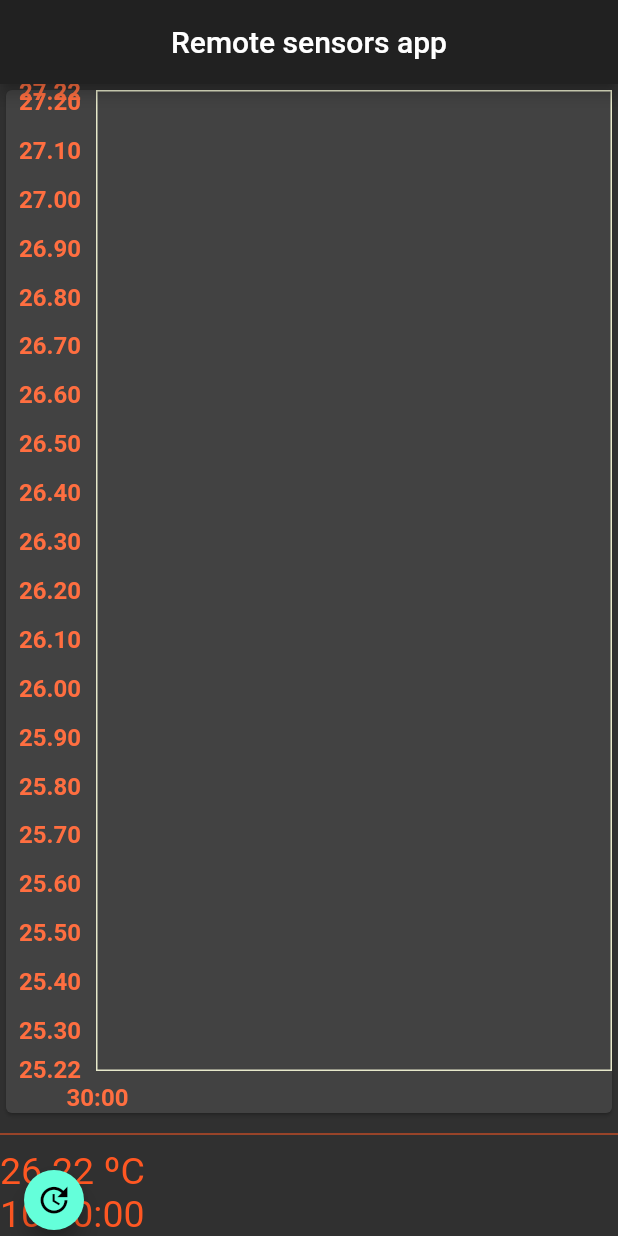
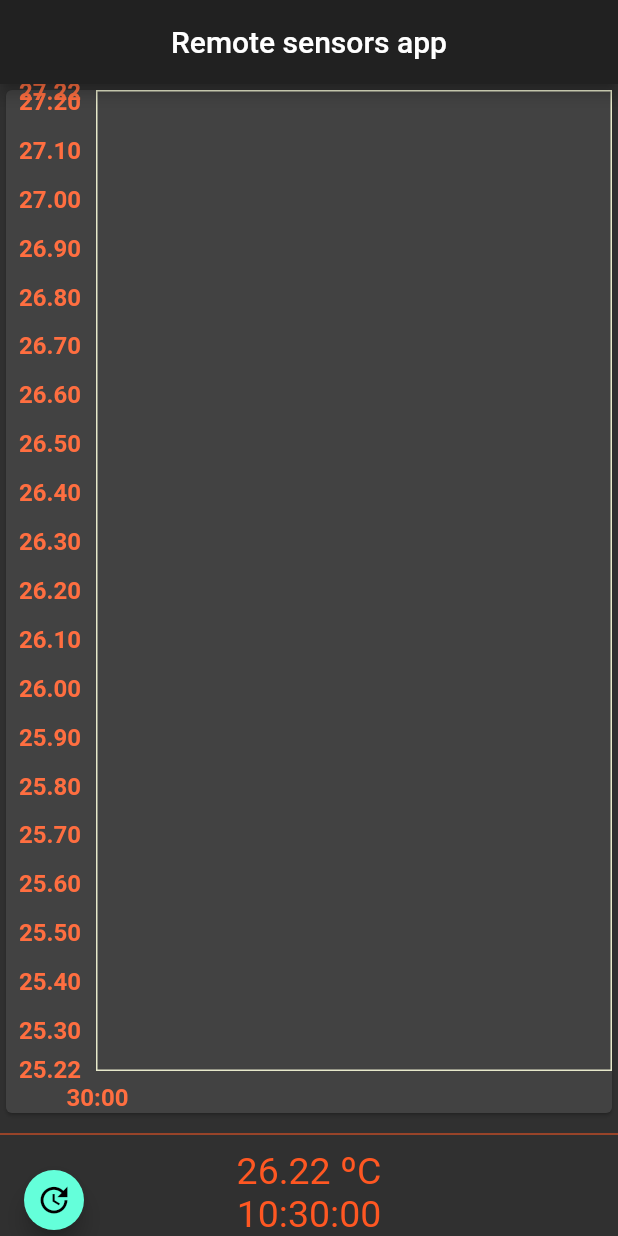
Before and after one commit to DA0HN/remote-sensors-app, a Flutter app: the screen it shows after launch, on a phone screen of 412 x 824 dp. Run offline on Flutter 3.47's test engine with Material 2 defaults, Android fonts, the phone set to English and light mode, and no system bars; drawn by our look-alikes of fl_chart; our stand-ins replace charts_flutter, get.

Commit message:
fix: centraliza última temperature e seu horário

```diff
--- a/lib/module/sensor/pages/sensor_page.dart
+++ b/lib/module/sensor/pages/sensor_page.dart
@@ -58,7 +58,7 @@ class SensorPage extends GetView<SensorController> {
                 ),
               ),
               Divider(height: 20, color: Colors.deepOrange),
-              ..._details(controller.model),
+              _details(controller.model),
             ],
           ),
         );
@@ -66,8 +66,11 @@ class SensorPage extends GetView<SensorController> {
     );
   }
 
-  List<Widget> _details(model) {
-    return [
+  Widget _details(model) {
+    return Column(
+      mainAxisAlignment: MainAxisAlignment.center,
+      crossAxisAlignment: CrossAxisAlignment.center,
+      children: [
         Text(
           '${model.temperature.toStringAsFixed(2)} ºC',
           style: TextStyle(fontSize: 25, color: Colors.deepOrange),
@@ -78,7 +81,8 @@ class SensorPage extends GetView<SensorController> {
             fontSize: 25,
             color: Colors.deepOrange,
           ),
-      ),
-    ];
+        )
+      ],
+    );
   }
 }
```
Lines whose indentation alone changed are shown as unchanged.
